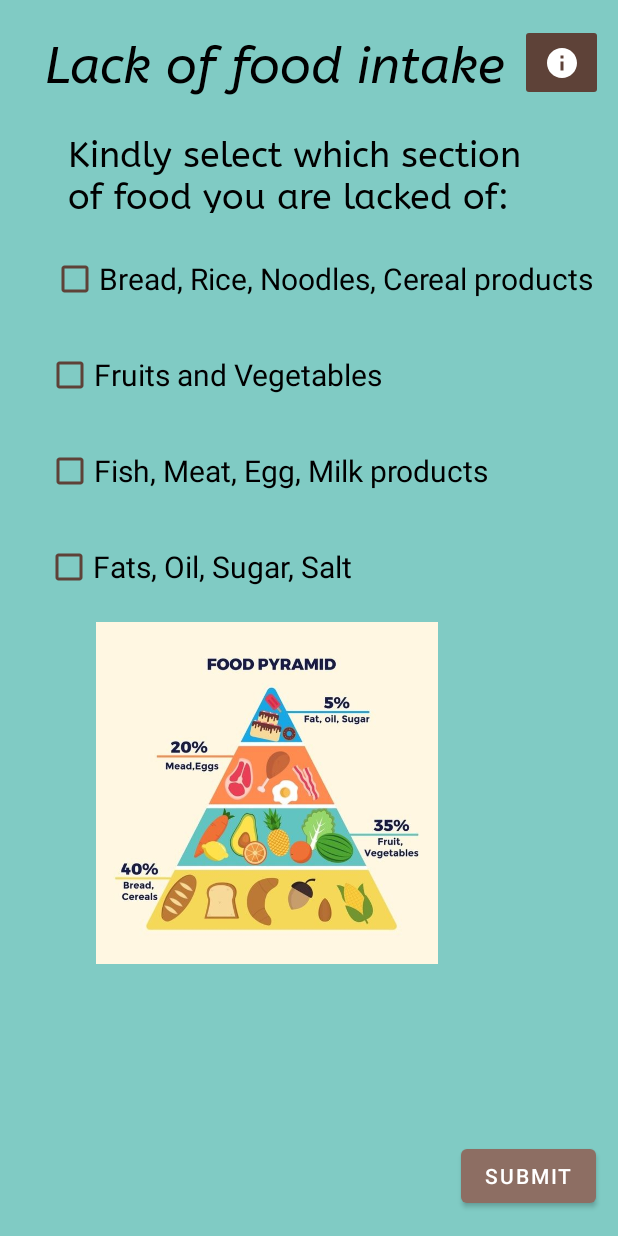
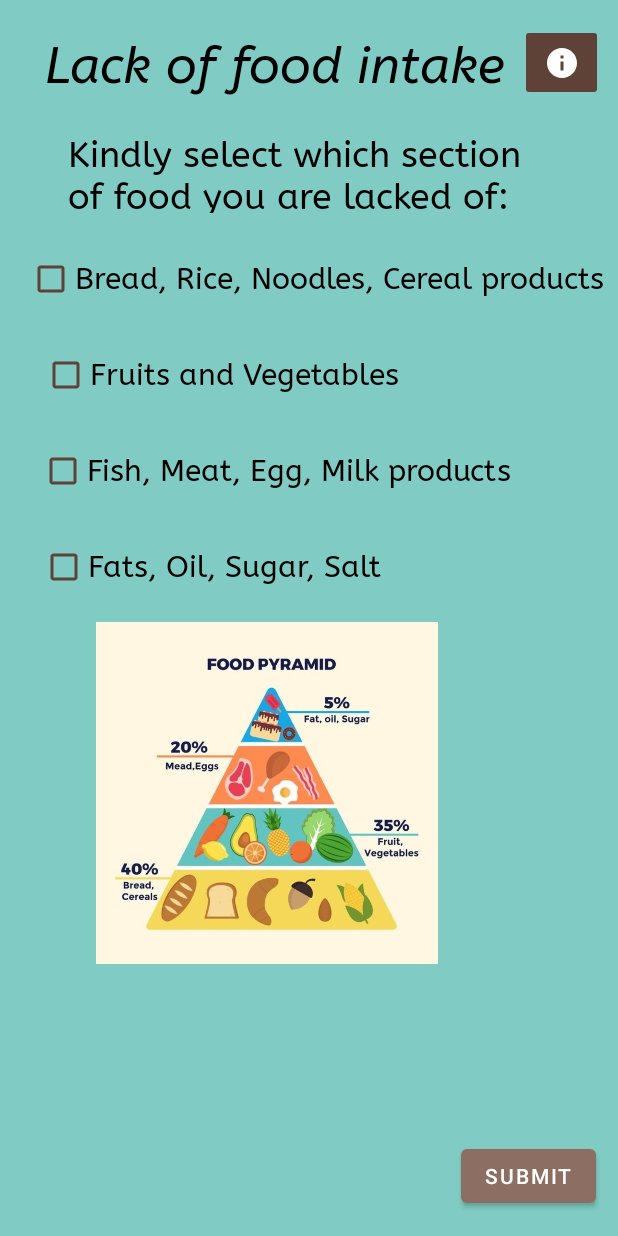
Before and after one commit to zhiiyii/HungerHub, an Android app: the fragment SurveyFragmentLack shown on its own in the app's theme, on a phone screen of 412 x 824 dp. Run offline under Robolectric (Android 15) with nearby library versions, the phone set to English and light mode, and no system bars; our stand-ins replace Firebase (no records; nobody signed in at launch, a user with empty details on screens opened directly).

Commit message:
survey enhanced font

```diff
--- a/app/src/main/res/layout/fragment_survey.xml
+++ b/app/src/main/res/layout/fragment_survey.xml
@@ -72,6 +72,7 @@
         android:layout_height="wrap_content"
         android:layout_marginTop="44dp"
         android:ems="10"
+        android:fontFamily="@font/abeezee_regular"
         android:hint="@string/Height"
         android:inputType="number"
         android:minHeight="48dp"
@@ -88,6 +89,7 @@
         android:layout_height="wrap_content"
         android:layout_marginTop="44dp"
         android:ems="10"
+        android:fontFamily="@font/abeezee_regular"
         android:hint="@string/Weight"
         android:inputType="number"
         android:minHeight="48dp"
--- a/app/src/main/res/layout/fragment_survey_lack.xml
+++ b/app/src/main/res/layout/fragment_survey_lack.xml
@@ -44,6 +44,7 @@
         android:layout_height="wrap_content"
         android:layout_marginTop="20dp"
         android:buttonTint="@color/brown_dark"
+        android:fontFamily="@font/abeezee_regular"
         android:shadowColor="@color/black"
         android:text="@string/wheat"
         android:textSize="20sp"
@@ -58,6 +59,7 @@
         android:layout_height="wrap_content"
         android:layout_marginTop="16dp"
         android:buttonTint="@color/brown_dark"
+        android:fontFamily="@font/abeezee_regular"
         android:text="@string/Fruits_vege"
         android:textSize="20sp"
         app:buttonIconTint="@color/black"
@@ -72,6 +74,7 @@
         android:layout_height="wrap_content"
         android:layout_marginTop="16dp"
         android:buttonTint="@color/brown_dark"
+        android:fontFamily="@font/abeezee_regular"
         android:text="@string/Meat"
         android:textSize="20sp"
         app:layout_constraintEnd_toEndOf="parent"
@@ -85,6 +88,7 @@
         android:layout_height="wrap_content"
         android:layout_marginTop="16dp"
         android:buttonTint="@color/brown_dark"
+        android:fontFamily="@font/abeezee_regular"
         android:text="@string/fats"
         android:textSize="20sp"
         app:layout_constraintEnd_toEndOf="parent"
--- a/app/src/main/res/layout/fragment_survey_ques.xml
+++ b/app/src/main/res/layout/fragment_survey_ques.xml
@@ -33,24 +33,28 @@
             android:id="@+id/radioButtonQ1"
             android:layout_width="match_parent"
             android:layout_height="wrap_content"
+            android:fontFamily="@font/abeezee_regular"
             android:textColor="#000000" />
 
         <RadioButton
             android:id="@+id/radioButtonQ2"
             android:layout_width="match_parent"
             android:layout_height="wrap_content"
+            android:fontFamily="@font/abeezee_regular"
             android:textColor="#000000" />
 
         <RadioButton
             android:id="@+id/radioButtonQ3"
             android:layout_width="match_parent"
             android:layout_height="wrap_content"
+            android:fontFamily="@font/abeezee_regular"
             android:textColor="#000000" />
 
         <RadioButton
             android:id="@+id/radioButtonQ4"
             android:layout_width="match_parent"
             android:layout_height="wrap_content"
+            android:fontFamily="@font/abeezee_regular"
             android:textColor="#000000" />
     </RadioGroup>
 
--- a/app/src/main/res/layout/fragment_survey_ques1.xml
+++ b/app/src/main/res/layout/fragment_survey_ques1.xml
@@ -34,12 +34,14 @@
             android:id="@+id/radioButtonQQ1"
             android:layout_width="match_parent"
             android:layout_height="wrap_content"
+            android:fontFamily="@font/abeezee_regular"
             android:textColor="#000000" />
 
         <RadioButton
             android:id="@+id/radioButtonQQ2"
             android:layout_width="match_parent"
             android:layout_height="wrap_content"
+            android:fontFamily="@font/abeezee_regular"
             android:textColor="#000000" />
     </RadioGroup>
 
--- a/app/src/main/res/layout/fragment_survey_rate1.xml
+++ b/app/src/main/res/layout/fragment_survey_rate1.xml
@@ -14,6 +14,7 @@
         android:layout_width="wrap_content"
         android:layout_height="wrap_content"
         android:layout_marginTop="100dp"
+        android:progressTint="@color/brown_extraLight"
         app:layout_constraintEnd_toEndOf="parent"
         app:layout_constraintStart_toStartOf="parent"
         app:layout_constraintTop_toBottomOf="@+id/textViewRateHygiene" />
```
